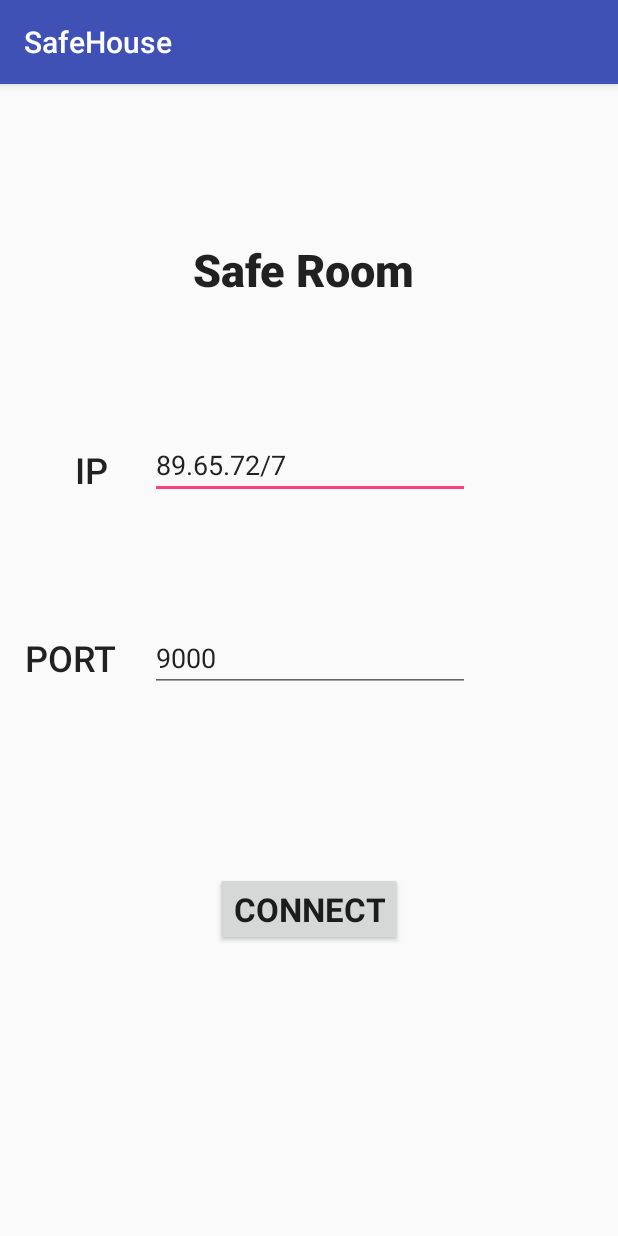
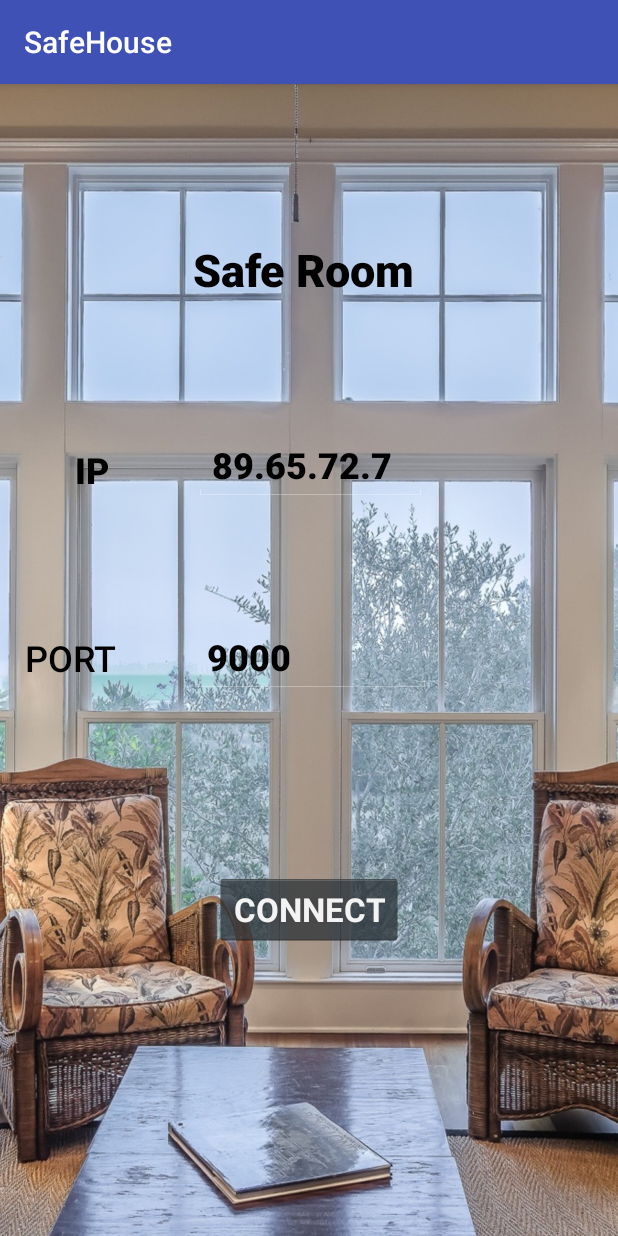
Before and after one commit to HBuczynski/SafeHouse, an Android app: the screen it shows after launch (InitActivity), on a phone screen of 412 x 824 dp. Run offline under Robolectric (Android 15) with nearby library versions, the phone set to English and light mode, and no system bars.

Commit message:
Added background to the init page.

```diff
--- a/mobile_client/app/src/main/res/layout/init.xml
+++ b/mobile_client/app/src/main/res/layout/init.xml
@@ -3,7 +3,9 @@
     xmlns:app="http://schemas.android.com/apk/res-auto"
     xmlns:tools="http://schemas.android.com/tools"
     android:layout_width="match_parent"
-    android:layout_height="match_parent">
+    android:layout_height="match_parent"
+    android:theme="@android:style/Theme.Holo.NoActionBar"
+    android:background="@drawable/init_background">
 
     <TextView
         android:id="@+id/main_text"
@@ -11,9 +13,11 @@
         android:layout_height="wrap_content"
         android:text="Safe Room "
         android:textAppearance="@style/TextAppearance.AppCompat.Widget.ActionBar.Title"
+        android:textColor="@android:color/background_dark"
         android:textSize="30sp"
         android:textStyle="bold"
         android:typeface="normal"
+        android:visibility="visible"
         app:layout_constraintBottom_toBottomOf="parent"
         app:layout_constraintLeft_toLeftOf="parent"
         app:layout_constraintRight_toRightOf="parent"
@@ -32,7 +36,9 @@
         android:layout_marginTop="8dp"
         android:text="IP"
         android:textAppearance="@style/TextAppearance.AppCompat.Body2"
+        android:textColor="@android:color/background_dark"
         android:textSize="24sp"
+        android:textStyle="bold"
         app:layout_constraintBottom_toBottomOf="parent"
         app:layout_constraintEnd_toEndOf="parent"
         app:layout_constraintHorizontal_bias="0.112"
@@ -50,8 +56,9 @@
         android:layout_marginRight="8dp"
         android:layout_marginStart="8dp"
         android:layout_marginTop="8dp"
-        android:text="PORT"
+        android:text="@string/PORT"
         android:textAppearance="@style/TextAppearance.AppCompat.Body2"
+        android:textColor="@android:color/background_dark"
         android:textSize="24sp"
         app:layout_constraintBottom_toBottomOf="parent"
         app:layout_constraintEnd_toEndOf="parent"
@@ -85,7 +92,8 @@
 
     <EditText
         android:id="@+id/ip_address"
-        android:layout_width="wrap_content"
+        style="@style/Widget.AppCompat.AutoCompleteTextView"
+        android:layout_width="155dp"
         android:layout_height="wrap_content"
         android:layout_marginBottom="8dp"
         android:layout_marginEnd="8dp"
@@ -95,7 +103,13 @@
         android:layout_marginTop="8dp"
         android:ems="10"
         android:inputType="textPersonName"
-        android:text="89.65.72/7"
+        android:singleLine="false"
+        android:text="89.65.72.7"
+        android:textAppearance="@style/TextAppearance.AppCompat.Body2"
+        android:textColor="@android:color/background_dark"
+        android:textSize="24sp"
+        android:textStyle="bold"
+        android:visibility="visible"
         app:layout_constraintBottom_toBottomOf="parent"
         app:layout_constraintEnd_toEndOf="parent"
         app:layout_constraintHorizontal_bias="0.503"
@@ -105,7 +119,7 @@
 
     <EditText
         android:id="@+id/port_number"
-        android:layout_width="wrap_content"
+        android:layout_width="161dp"
         android:layout_height="wrap_content"
         android:layout_marginBottom="8dp"
         android:layout_marginEnd="8dp"
@@ -116,6 +130,11 @@
         android:ems="10"
         android:inputType="textPersonName"
         android:text="9000"
+        android:textAppearance="@style/TextAppearance.AppCompat.Body2"
+        android:textColor="@android:color/background_dark"
+        android:textSize="24sp"
+        android:textStyle="bold"
+        android:visibility="visible"
         app:layout_constraintBottom_toBottomOf="parent"
         app:layout_constraintEnd_toEndOf="parent"
         app:layout_constraintHorizontal_bias="0.503"
--- a/mobile_client/app/src/main/res/values/strings.xml
+++ b/mobile_client/app/src/main/res/values/strings.xml
@@ -5,4 +5,5 @@
     <string name="title_notifications">Notifications</string>
     <string name="Sa">Sa</string>
     <string name="SafeHouse">SafeHouse</string>
+    <string name="PORT">PORT</string>
 </resources>
```
Also changed, not shown: mobile_client/app/src/main/res/drawable/init_background.jpg (added).
